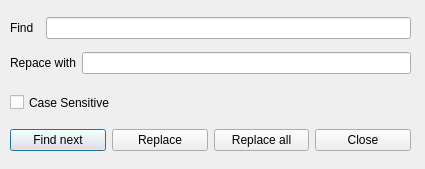
Above: src/findreplace.ui from CsoundQt/CsoundQt before the change. Below: the same form after it.
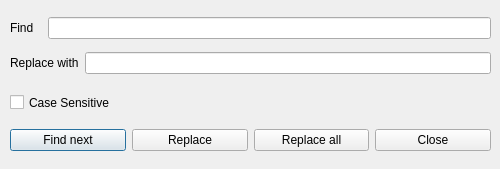
That is the form after the change.

```diff
--- a/src/findreplace.ui
+++ b/src/findreplace.ui
@@ -5,7 +5,7 @@
    <rect>
     <x>0</x>
     <y>0</y>
-    <width>425</width>
+    <width>500</width>
     <height>169</height>
    </rect>
   </property>
@@ -36,7 +36,7 @@
     <rect>
      <x>10</x>
      <y>10</y>
-     <width>401</width>
+     <width>481</width>
      <height>71</height>
     </rect>
    </property>
@@ -54,7 +54,7 @@
     <item row="1" column="0" colspan="2" >
      <widget class="QLabel" name="label_2" >
       <property name="text" >
-       <string>Repace with</string>
+       <string>Replace with</string>
       </property>
      </widget>
     </item>
@@ -68,7 +68,7 @@
     <rect>
      <x>10</x>
      <y>120</y>
-     <width>401</width>
+     <width>481</width>
      <height>41</height>
     </rect>
    </property>
```
